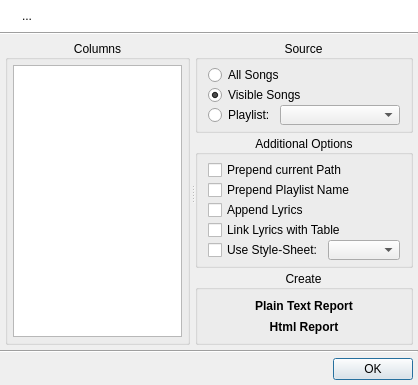
Above: uman/src/QUReportDialog.ui from UltraStar-Deluxe/UltraStar-Manager before the change. Below: the same form after it.
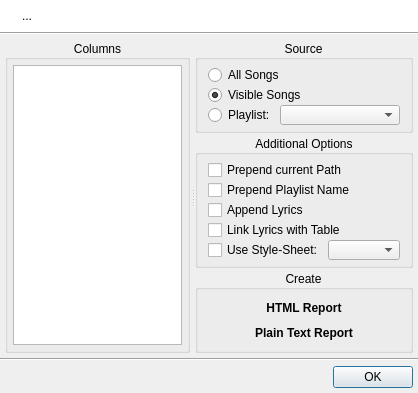
That is the form after the change. Icons and pictures are not drawn.

Commit message: lyrics now complete in HTML report

The edit to the form file:
```diff
--- a/uman/src/QUReportDialog.ui
+++ b/uman/src/QUReportDialog.ui
@@ -6,7 +6,7 @@
     <x>0</x>
     <y>0</y>
     <width>418</width>
-    <height>383</height>
+    <height>393</height>
    </rect>
   </property>
   <property name="windowTitle" >
@@ -210,7 +210,7 @@
          </item>
         </layout>
        </widget>
-       <widget class="QWidget" name="" >
+       <widget class="QWidget" name="layoutWidget" >
         <layout class="QVBoxLayout" name="verticalLayout_3" >
          <property name="spacing" >
           <number>2</number>
@@ -492,6 +492,42 @@
             <property name="bottomMargin" >
              <number>5</number>
             </property>
+            <item>
+             <widget class="QToolButton" name="createHtmlBtn" >
+              <property name="sizePolicy" >
+               <sizepolicy vsizetype="Fixed" hsizetype="Preferred" >
+                <horstretch>0</horstretch>
+                <verstretch>0</verstretch>
+               </sizepolicy>
+              </property>
+              <property name="minimumSize" >
+               <size>
+                <width>0</width>
+                <height>25</height>
+               </size>
+              </property>
+              <property name="font" >
+               <font>
+                <pointsize>9</pointsize>
+                <weight>75</weight>
+                <bold>true</bold>
+               </font>
+              </property>
+              <property name="text" >
+               <string>HTML Report</string>
+              </property>
+              <property name="icon" >
+               <iconset resource="images/uman.qrc" >
+                <normaloff>:/types/page_code.png</normaloff>:/types/page_code.png</iconset>
+              </property>
+              <property name="toolButtonStyle" >
+               <enum>Qt::ToolButtonTextBesideIcon</enum>
+              </property>
+              <property name="autoRaise" >
+               <bool>true</bool>
+              </property>
+             </widget>
+            </item>
             <item>
              <widget class="QToolButton" name="createPlainTextBtn" >
               <property name="enabled" >
@@ -503,6 +539,12 @@
                 <verstretch>0</verstretch>
                </sizepolicy>
               </property>
+              <property name="minimumSize" >
+               <size>
+                <width>0</width>
+                <height>25</height>
+               </size>
+              </property>
               <property name="font" >
                <font>
                 <pointsize>9</pointsize>
@@ -525,36 +567,6 @@
               </property>
              </widget>
             </item>
-            <item>
-             <widget class="QToolButton" name="createHtmlBtn" >
-              <property name="sizePolicy" >
-               <sizepolicy vsizetype="Fixed" hsizetype="Preferred" >
-                <horstretch>0</horstretch>
-                <verstretch>0</verstretch>
-               </sizepolicy>
-              </property>
-              <property name="font" >
-               <font>
-                <pointsize>9</pointsize>
-                <weight>75</weight>
-                <bold>true</bold>
-               </font>
-              </property>
-              <property name="text" >
-               <string>Html Report</string>
-              </property>
-              <property name="icon" >
-               <iconset resource="images/uman.qrc" >
-                <normaloff>:/types/page_code.png</normaloff>:/types/page_code.png</iconset>
-              </property>
-              <property name="toolButtonStyle" >
-               <enum>Qt::ToolButtonTextBesideIcon</enum>
-              </property>
-              <property name="autoRaise" >
-               <bool>true</bool>
-              </property>
-             </widget>
-            </item>
            </layout>
           </widget>
          </item>
```
The commit also changes 2 other files.
